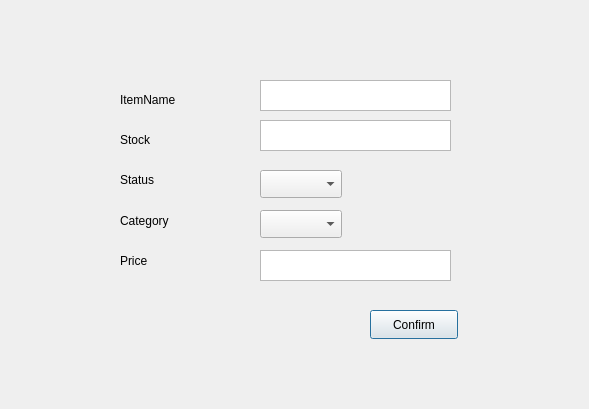
Old version of the form insert_s2.ui in the repository QjaYo/Database_MiniProject.
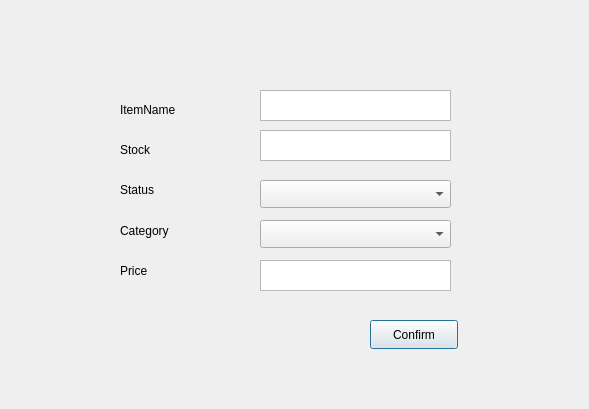
New version of the form.

What changed in the file:
```diff
--- a/insert_s2.ui
+++ b/insert_s2.ui
@@ -17,7 +17,7 @@
    <property name="geometry">
     <rect>
      <x>120</x>
-     <y>90</y>
+     <y>100</y>
      <width>101</width>
      <height>20</height>
     </rect>
@@ -30,7 +30,7 @@
    <property name="geometry">
     <rect>
      <x>120</x>
-     <y>130</y>
+     <y>140</y>
      <width>101</width>
      <height>20</height>
     </rect>
@@ -43,7 +43,7 @@
    <property name="geometry">
     <rect>
      <x>120</x>
-     <y>170</y>
+     <y>180</y>
      <width>101</width>
      <height>20</height>
     </rect>
@@ -56,7 +56,7 @@
    <property name="geometry">
     <rect>
      <x>120</x>
-     <y>210</y>
+     <y>220</y>
      <width>101</width>
      <height>21</height>
     </rect>
@@ -69,7 +69,7 @@
    <property name="geometry">
     <rect>
      <x>120</x>
-     <y>250</y>
+     <y>260</y>
      <width>101</width>
      <height>21</height>
     </rect>
@@ -82,7 +82,7 @@
    <property name="geometry">
     <rect>
      <x>370</x>
-     <y>310</y>
+     <y>320</y>
      <width>88</width>
      <height>29</height>
     </rect>
@@ -95,7 +95,7 @@
    <property name="geometry">
     <rect>
      <x>260</x>
-     <y>80</y>
+     <y>90</y>
      <width>191</width>
      <height>31</height>
     </rect>
@@ -105,7 +105,7 @@
    <property name="geometry">
     <rect>
      <x>260</x>
-     <y>120</y>
+     <y>130</y>
      <width>191</width>
      <height>31</height>
     </rect>
@@ -115,7 +115,7 @@
    <property name="geometry">
     <rect>
      <x>260</x>
-     <y>250</y>
+     <y>260</y>
      <width>191</width>
      <height>31</height>
     </rect>
@@ -125,8 +125,8 @@
    <property name="geometry">
     <rect>
      <x>260</x>
-     <y>170</y>
-     <width>82</width>
+     <y>180</y>
+     <width>191</width>
      <height>28</height>
     </rect>
    </property>
@@ -135,8 +135,8 @@
    <property name="geometry">
     <rect>
      <x>260</x>
-     <y>210</y>
-     <width>82</width>
+     <y>220</y>
+     <width>191</width>
      <height>28</height>
     </rect>
    </property>
```
